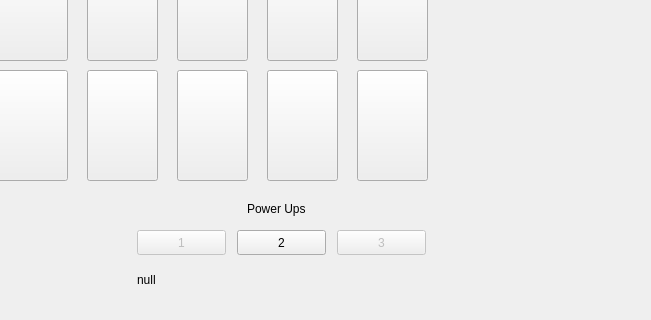
Qt form Interfaz/Cliente_Memoria/mainwindow.ui (dylangf16/Proyecto-01-CE-2103) before a commit; both pictures show x 523 to 1174 and y 620 to 940 of the 1174 by 940 pixel window.
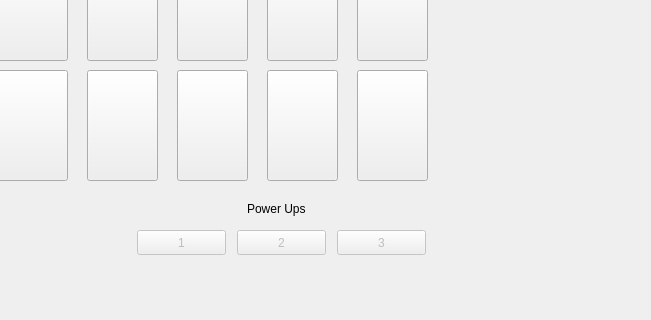
The same form after that commit. Icons and pictures are not drawn.

The edit to the form file:
```diff
--- a/Interfaz/Cliente_Memoria/mainwindow.ui
+++ b/Interfaz/Cliente_Memoria/mainwindow.ui
@@ -1600,7 +1600,7 @@
    </widget>
    <widget class="QPushButton" name="pwup_2">
     <property name="enabled">
-     <bool>true</bool>
+     <bool>false</bool>
     </property>
     <property name="geometry">
      <rect>
@@ -1660,7 +1660,7 @@
      </rect>
     </property>
     <property name="text">
-     <string>null</string>
+     <string/>
     </property>
    </widget>
    <zorder>pushButton_55</zorder>
```
